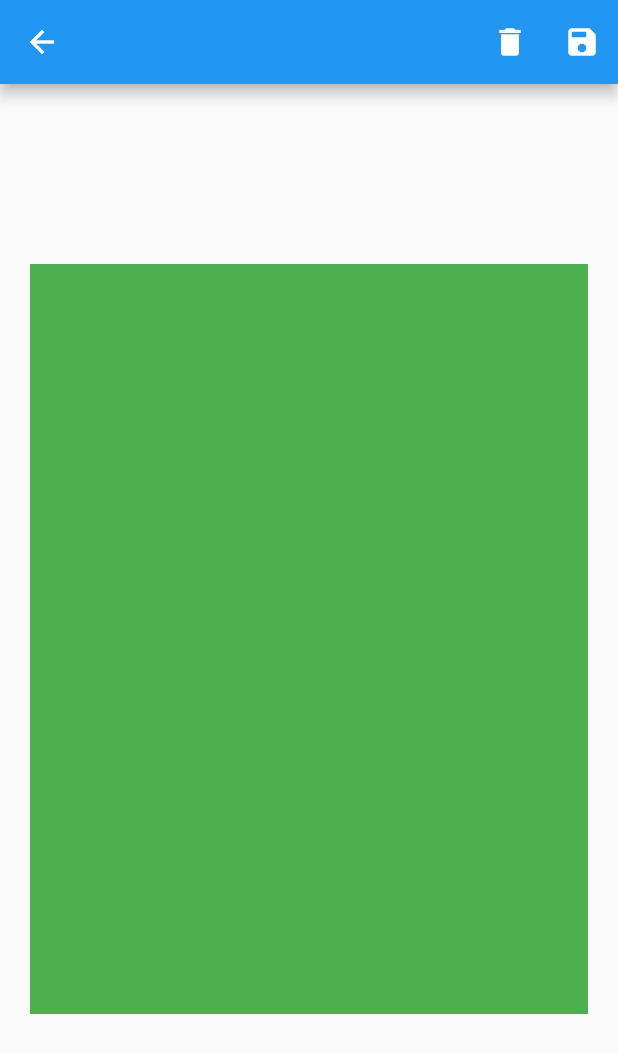
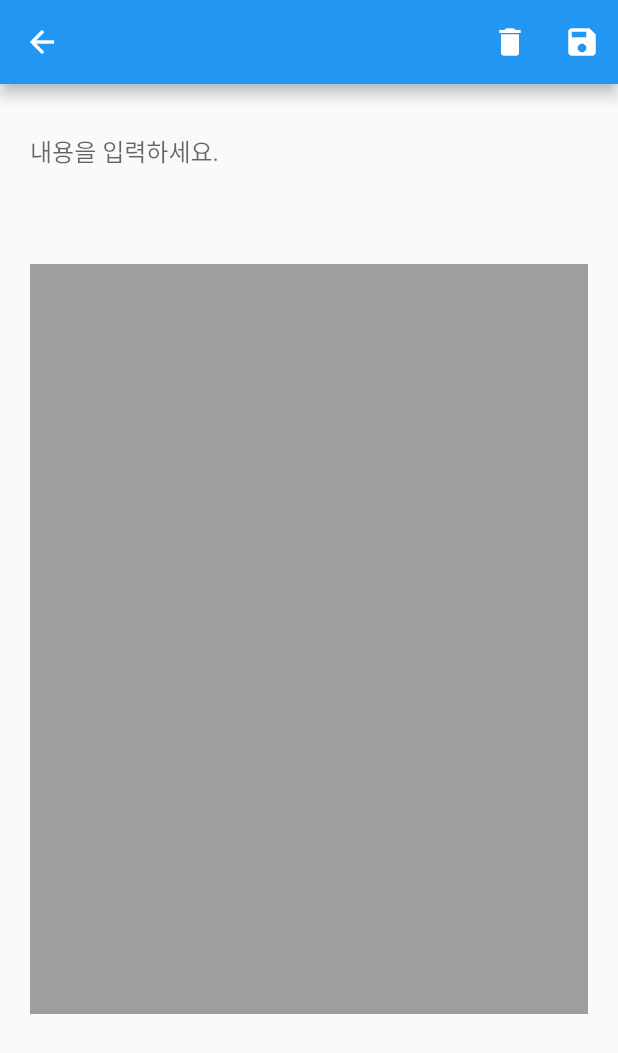
Before and after one commit to oyc0401/pubuk, a Flutter app: the edit screen opened directly, on a phone screen of 412 x 824 dp. Shown: the top 1053 px of the screen. Run offline on Flutter 3.47's test engine with Material 2 defaults, Android fonts, the phone set to English and light mode, and no system bars; our stand-ins replace cloud_firestore, firebase_auth, firebase_core, pull_to_refresh, shared_preferences; missing offline and left inert: ntp, select_dialog; accounts and stored records are empty; network calls fail.

Commit message:
텍스트 필드 힌트 다시 추가

```diff
--- a/lib/page/edit.dart
+++ b/lib/page/edit.dart
@@ -70,13 +70,13 @@ class _editState extends State<edit> {
               keyboardType: TextInputType.multiline,
               minLines: 4,
               maxLines: null,
-              decoration: const InputDecoration(
+              decoration: const InputDecoration(hintText: "내용을 입력하세요.",
                 border: InputBorder.none
               ),
             ),
             Container(
               height: 500,
-              color: Colors.green,)
+              color: Colors.grey,)
           ],
         ),
       ),
--- a/lib/page/view.dart
+++ b/lib/page/view.dart
@@ -149,7 +149,7 @@ class _viewState extends State<view> {
                 width: 200,
                 child: TextField(
                   onChanged: (text) {
-                    this.comment = text;
+                    comment = text;
                   },
                   keyboardType: TextInputType.multiline,
                   maxLines: null,
```
